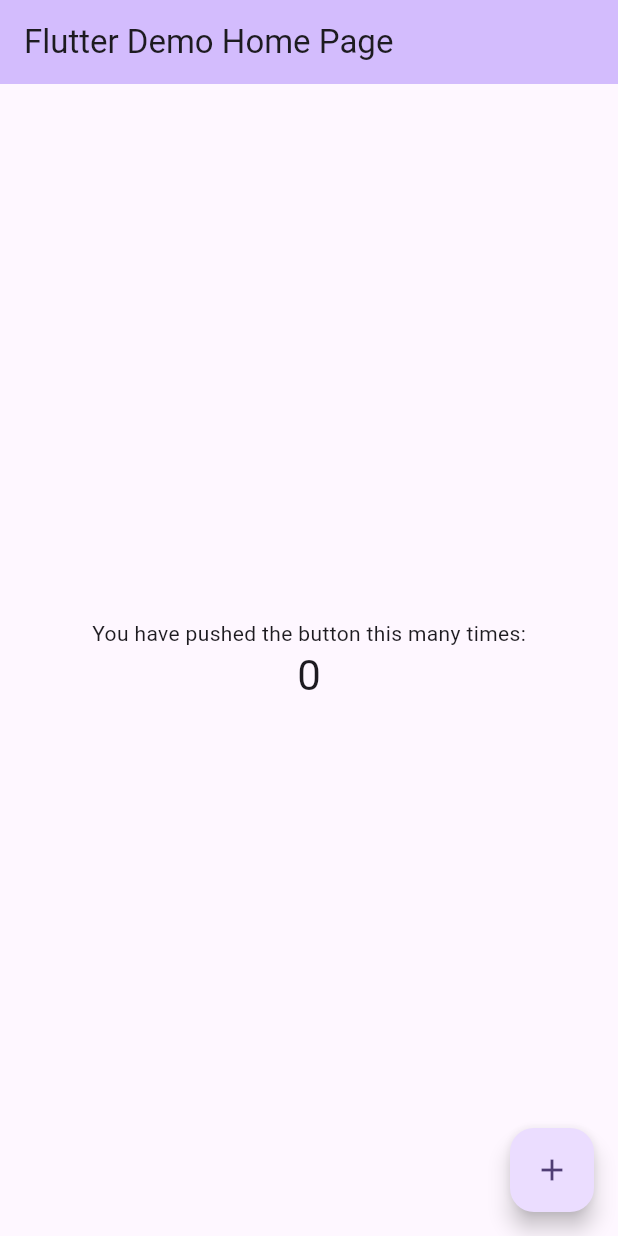
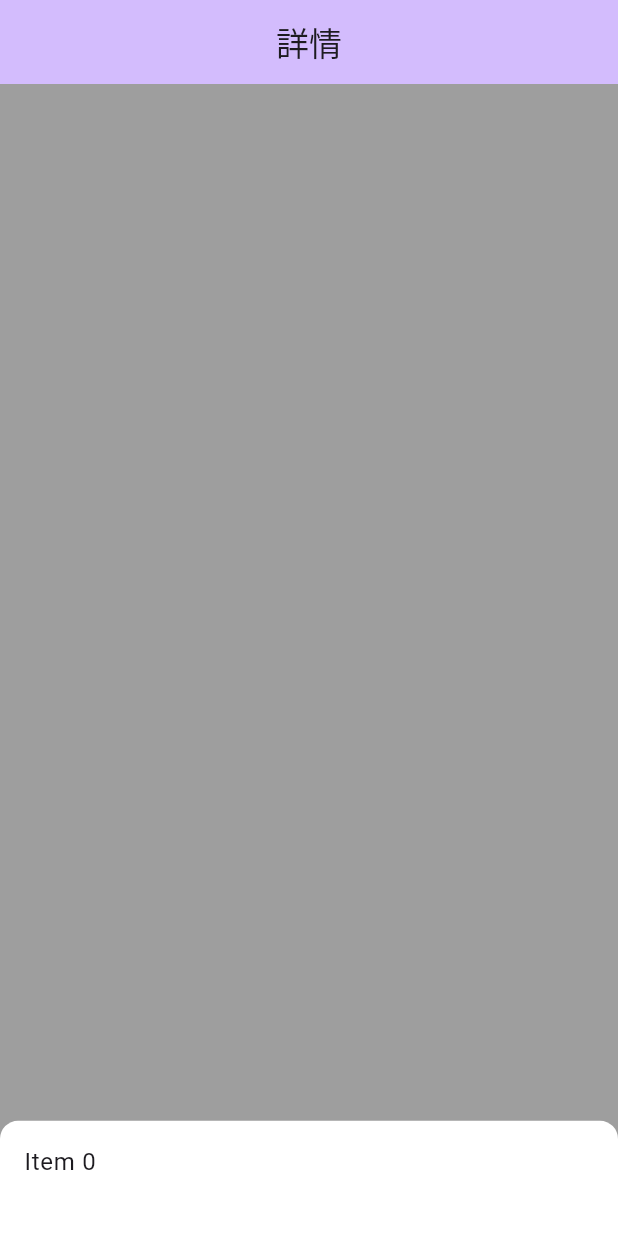
Before and after one commit to Yomiamy/FlutterPractice, a Flutter app: the screen it shows after launch, on a phone screen of 412 x 824 dp. Run offline on Flutter 3.47's test engine with Material 2 defaults, Android fonts, the phone set to English and light mode, and no system bars.

Commit message:
DraggableScrollableSheet(1)

```diff
--- /dev/null
+++ b/lib/draggable_scrollable_sheet/DraggableScrollableSheetPage.dart
@@ -0,0 +1,49 @@
+import 'package:flutter/material.dart';
+
+class DraggableScrollableSheetPage extends StatefulWidget {
+  const DraggableScrollableSheetPage({Key? key}) : super(key: key);
+
+  @override
+  State<DraggableScrollableSheetPage> createState() =>
+      _DraggableScrollableSheetPageState();
+}
+
+class _DraggableScrollableSheetPageState
+    extends State<DraggableScrollableSheetPage> {
+  @override
+  Widget build(BuildContext context) {
+    return Scaffold(
+        backgroundColor: Colors.grey,
+        appBar: AppBar(
+            title: const Text('詳情'),
+            centerTitle: true,
+            backgroundColor: Theme.of(context).colorScheme.inversePrimary),
+        body: Stack(
+          children: [
+            DraggableScrollableSheet(
+                initialChildSize: 0.1,
+                minChildSize: 0.1,
+                maxChildSize: 0.4,
+                builder: (context, scrollController) {
+                  return Container(
+                    decoration: const BoxDecoration(
+                      color: Colors.white,
+                      borderRadius: BorderRadius.only(
+                        topLeft: Radius.circular(12),
+                        topRight: Radius.circular(12)
+                      )
+                    ),
+                    child: buildListView(scrollController),
+                  );
+                }
+            )
+          ]
+        ));
+  }
+
+  buildListView(ScrollController scrollController) => ListView.builder(
+      controller: scrollController,
+      itemCount: 20,
+      itemBuilder: (context, index) => ListTile(title: Text("Item $index"))
+  );
+}
--- a/lib/main.dart
+++ b/lib/main.dart
@@ -1,4 +1,5 @@
 import 'package:flutter/material.dart';
+import 'package:flutter_practice/draggable_scrollable_sheet/DraggableScrollableSheetPage.dart';
 
 void main() {
   runApp(const MyApp());
@@ -13,113 +14,10 @@ class MyApp extends StatelessWidget {
     return MaterialApp(
       title: 'Flutter Demo',
       theme: ThemeData(
-        // This is the theme of your application.
-        //
-        // TRY THIS: Try running your application with "flutter run". You'll see
-        // the application has a blue toolbar. Then, without quitting the app,
-        // try changing the seedColor in the colorScheme below to Colors.green
-        // and then invoke "hot reload" (save your changes or press the "hot
-        // reload" button in a Flutter-supported IDE, or press "r" if you used
-        // the command line to start the app).
-        //
-        // Notice that the counter didn't reset back to zero; the application
-        // state is not lost during the reload. To reset the state, use hot
-        // restart instead.
-        //
-        // This works for code too, not just values: Most code changes can be
-        // tested with just a hot reload.
         colorScheme: ColorScheme.fromSeed(seedColor: Colors.deepPurple),
         useMaterial3: true,
       ),
-      home: const MyHomePage(title: 'Flutter Demo Home Page'),
+      home: const DraggableScrollableSheetPage(),
     );
   }
 }
-
-class MyHomePage extends StatefulWidget {
-  const MyHomePage({super.key, required this.title});
-
-  // This widget is the home page of your application. It is stateful, meaning
-  // that it has a State object (defined below) that contains fields that affect
-  // how it looks.
-
-  // This class is the configuration for the state. It holds the values (in this
-  // case the title) provided by the parent (in this case the App widget) and
-  // used by the build method of the State. Fields in a Widget subclass are
-  // always marked "final".
-
-  final String title;
-
-  @override
-  State<MyHomePage> createState() => _MyHomePageState();
-}
-
-class _MyHomePageState extends State<MyHomePage> {
-  int _counter = 0;
-
-  void _incrementCounter() {
-    setState(() {
-      // This call to setState tells the Flutter framework that something has
-      // changed in this State, which causes it to rerun the build method below
-      // so that the display can reflect the updated values. If we changed
-      // _counter without calling setState(), then the build method would not be
-      // called again, and so nothing would appear to happen.
-      _counter++;
-    });
-  }
-
-  @override
-  Widget build(BuildContext context) {
-    // This method is rerun every time setState is called, for instance as done
-    // by the _incrementCounter method above.
-    //
-    // The Flutter framework has been optimized to make rerunning build methods
-    // fast, so that you can just rebuild anything that needs updating rather
-    // than having to individually change instances of widgets.
-    return Scaffold(
-      appBar: AppBar(
-        // TRY THIS: Try changing the color here to a specific color (to
-        // Colors.amber, perhaps?) and trigger a hot reload to see the AppBar
-        // change color while the other colors stay the same.
-        backgroundColor: Theme.of(context).colorScheme.inversePrimary,
-        // Here we take the value from the MyHomePage object that was created by
-        // the App.build method, and use it to set our appbar title.
-        title: Text(widget.title),
-      ),
-      body: Center(
-        // Center is a layout widget. It takes a single child and positions it
-        // in the middle of the parent.
-        child: Column(
-          // Column is also a layout widget. It takes a list of children and
-          // arranges them vertically. By default, it sizes itself to fit its
-          // children horizontally, and tries to be as tall as its parent.
-          //
-          // Column has various properties to control how it sizes itself and
-          // how it positions its children. Here we use mainAxisAlignment to
-          // center the children vertically; the main axis here is the vertical
-          // axis because Columns are vertical (the cross axis would be
-          // horizontal).
-          //
-          // TRY THIS: Invoke "debug painting" (choose the "Toggle Debug Paint"
-          // action in the IDE, or press "p" in the console), to see the
-          // wireframe for each widget.
-          mainAxisAlignment: MainAxisAlignment.center,
-          children: <Widget>[
-            const Text(
-              'You have pushed the button this many times:',
-            ),
-            Text(
-              '$_counter',
-              style: Theme.of(context).textTheme.headlineMedium,
-            ),
-          ],
-        ),
-      ),
-      floatingActionButton: FloatingActionButton(
-        onPressed: _incrementCounter,
-        tooltip: 'Increment',
-        child: const Icon(Icons.add),
-      ), // This trailing comma makes auto-formatting nicer for build methods.
-    );
-  }
-}
```
